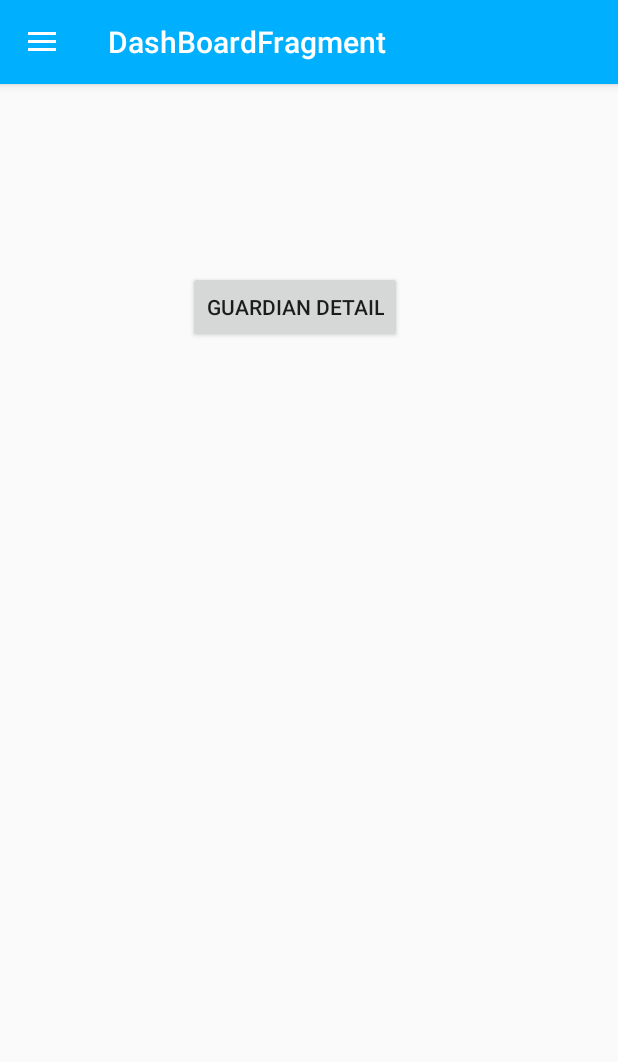
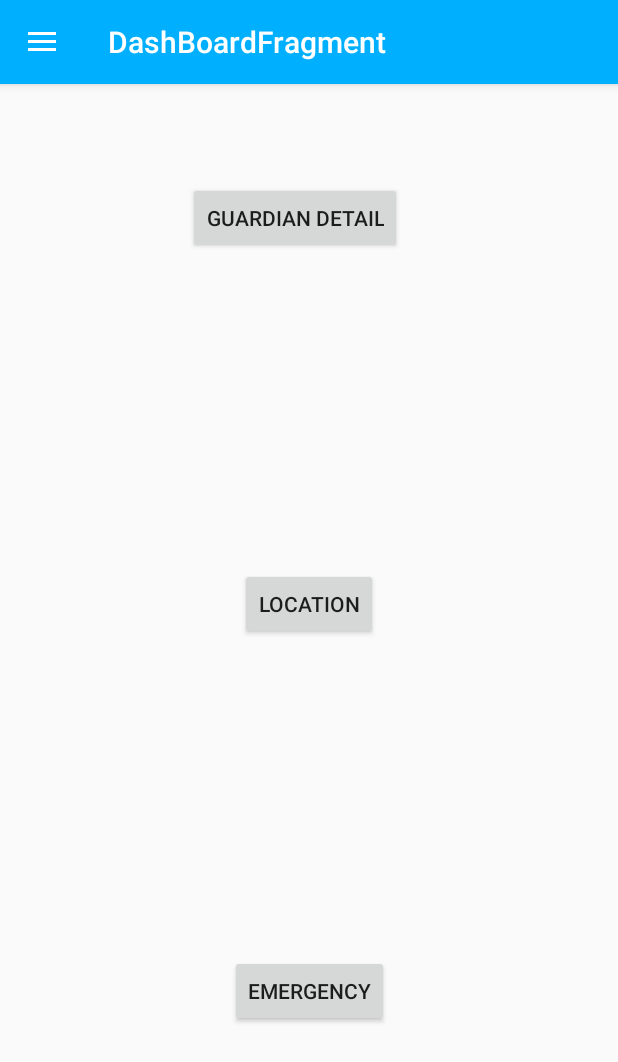
Before and after one commit to ShubhamYGS/WomenSafetyApp, an Android app: the screen it shows after launch (MainActivity), on a phone screen of 412 x 824 dp. Shown: the top 1062 px of the screen. Run offline under Robolectric (Android 15) with nearby library versions, the phone set to English and light mode, and no system bars; our stand-ins replace Firebase (no records; nobody signed in at launch, a user with empty details on screens opened directly), data binding, navigation-ui; libraries missing offline, so code that uses them is left out: com.firebase.ui; 2 statements that could not run were skipped.

Commit message:
Added Geo using Maps & Location API

```diff
--- a/app/build.gradle
+++ b/app/build.gradle
@@ -46,6 +46,10 @@ dependencies {
     implementation 'androidx.fragment:fragment-ktx:1.2.0-alpha01'
     implementation "androidx.lifecycle:lifecycle-extensions:2.0.0"
 
+    //Maps & Location
+    implementation 'com.google.android.gms:play-services-maps:17.0.0'
+    implementation 'com.google.android.gms:play-services-location:17.0.0'
+
     // Android KTX
     implementation 'androidx.core:core-ktx:1.0.2'
 
--- a/app/src/main/java/com/shubham/womensafety/DashBoardFragment.kt
+++ b/app/src/main/java/com/shubham/womensafety/DashBoardFragment.kt
@@ -2,6 +2,7 @@ package com.shubham.womensafety
 
 import android.app.Activity
 import android.content.Intent
+import android.location.Location
 import android.os.Bundle
 import android.util.Log
 import androidx.fragment.app.Fragment
@@ -17,6 +18,8 @@ import androidx.navigation.findNavController
 import androidx.navigation.fragment.findNavController
 import com.firebase.ui.auth.AuthUI
 import com.firebase.ui.auth.IdpResponse
+import com.google.android.gms.location.FusedLocationProviderClient
+import com.google.android.gms.location.LocationServices
 import com.google.firebase.auth.FirebaseAuth
 import com.shubham.womensafety.FirebaseAuth.LoginViewModel
 import com.shubham.womensafety.databinding.FragmentDashBoardBinding
@@ -26,6 +29,11 @@ import kotlinx.android.synthetic.main.nav_header.*
 class DashBoardFragment : Fragment() {
 
     private lateinit var binding: FragmentDashBoardBinding
+
+    private lateinit var fusedLocationClient: FusedLocationProviderClient
+    private lateinit var lastLocation: Location
+    private var Latitude:String=""
+    private var Longitude:String=""
 
     companion object {
         const val TAG = "DashBoardFragment"
@@ -39,6 +47,8 @@ class DashBoardFragment : Fragment() {
         savedInstanceState: Bundle?
         ): View? {
 
+        fusedLocationClient = LocationServices.getFusedLocationProviderClient(activity!!)
+
         // Inflate the layout for this fragment
         binding = DataBindingUtil.inflate(inflater,
             R.layout.fragment_dash_board,container,false)
@@ -47,12 +57,34 @@ class DashBoardFragment : Fragment() {
             view.findNavController().navigate(DashBoardFragmentDirections.actionDashBoardFragmentToGuardianInfo())
         }
 
+        binding.locButton.setOnClickListener { view:View->
+            view.findNavController().navigate(R.id.action_dashBoardFragment_to_mapsActivity)
+        }
+
+        binding.emerButton.setOnClickListener {
+            getLocation()
+        }
+
         return binding.root
     }
 
     override fun onViewCreated(view: View, savedInstanceState: Bundle?) {
         super.onViewCreated(view, savedInstanceState)
         observeAuthenticationState()
+    }
+
+    private fun getLocation(){
+        fusedLocationClient.lastLocation.addOnSuccessListener { location ->
+            if(location!=null){
+                lastLocation=location
+                Latitude = (location.latitude).toString()
+                Longitude = (location.longitude).toString()
+                Toast.makeText(activity!!,"${Latitude +"  "+ Longitude}",Toast.LENGTH_LONG).show()
+            }
+            else{
+                Toast.makeText(activity!!,"Try again: Location not fetched",Toast.LENGTH_SHORT).show()
+            }
+        }
     }
 
     override fun onActivityResult(requestCode: Int, resultCode: Int, data: Intent?) {
--- a/app/src/main/res/layout/fragment_dash_board.xml
+++ b/app/src/main/res/layout/fragment_dash_board.xml
@@ -34,7 +34,31 @@
             app:layout_constraintEnd_toEndOf="parent"
             app:layout_constraintHorizontal_bias="0.465"
             app:layout_constraintStart_toStartOf="parent"
-            app:layout_constraintTop_toBottomOf="@+id/textView"
+            app:layout_constraintTop_toTopOf="parent"
             app:layout_constraintVertical_bias="0.091" />
+
+        <Button
+            android:id="@+id/locButton"
+            android:layout_width="wrap_content"
+            android:layout_height="wrap_content"
+            android:layout_marginTop="70dp"
+            android:text="Location"
+            app:layout_constraintBottom_toTopOf="@+id/emerButton"
+            app:layout_constraintEnd_toEndOf="parent"
+            app:layout_constraintStart_toStartOf="parent"
+            app:layout_constraintTop_toBottomOf="@+id/guardianButton" />
+
+        <Button
+            android:id="@+id/emerButton"
+            android:layout_width="wrap_content"
+            android:layout_height="wrap_content"
+            android:layout_marginTop="70dp"
+            android:text="Emergency"
+            app:layout_constraintBottom_toBottomOf="parent"
+            app:layout_constraintEnd_toEndOf="parent"
+            app:layout_constraintStart_toStartOf="parent"
+            app:layout_constraintTop_toBottomOf="@+id/locButton" />
+
+
     </androidx.constraintlayout.widget.ConstraintLayout>
 </layout>
--- a/app/src/main/res/navigation/navigation.xml
+++ b/app/src/main/res/navigation/navigation.xml
@@ -12,6 +12,11 @@
         <action
             android:id="@+id/action_dashBoardFragment_to_guardianInfo"
             app:destination="@id/guardianInfo"
+            app:popUpTo="@+id/dashBoardFragment"
+            app:popUpToInclusive="false" />
+        <action
+            android:id="@+id/action_dashBoardFragment_to_mapsActivity"
+            app:destination="@id/mapsActivity"
             app:popUpTo="@+id/dashBoardFragment"
             app:popUpToInclusive="false" />
     </fragment>
@@ -31,4 +36,9 @@
         android:name="com.shubham.womensafety.GuardianDetail.AddGuardian"
         android:label="fragment_add_guardian"
         tools:layout="@layout/fragment_add_guardian" />
+    <activity
+        android:id="@+id/mapsActivity"
+        android:name="com.shubham.womensafety.MapsActivity"
+        android:label="activity_maps"
+        tools:layout="@layout/activity_maps" />
 </navigation>
--- a/app/src/main/res/values/strings.xml
+++ b/app/src/main/res/values/strings.xml
@@ -3,4 +3,10 @@
 
     <!-- TODO: Remove or change this placeholder text -->
     <string name="hello_blank_fragment">Hello blank fragment</string>
+    <string name="title_activity_maps">Map</string>
+
+    <string name="normal_map">Normal Map</string>
+    <string name="hybrid_map">Hybrid Map</string>
+    <string name="satellite_map">Satellite Map</string>
+    <string name="terrain_map">Terrain Map</string>
 </resources>
```
Also changed, not shown: app/src/debug/res/values/google_maps_api.xml (added, +24 -0 lines), app/src/main/AndroidManifest.xml (+24 -1 lines), app/src/main/java/com/shubham/womensafety/MapsActivity.kt (added, +180 -0 lines), app/src/main/res/layout/activity_maps.xml (added, +9 -0 lines), app/src/main/res/menu/map_options.xml (added, +20 -0 lines), 1 other file.
